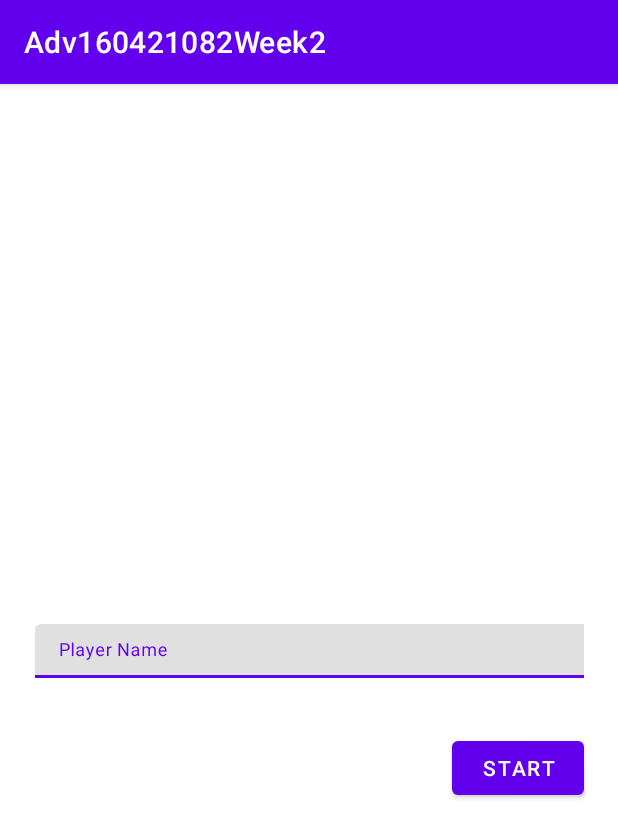
After one commit to CatherineBC/Adv160421082Week2, an Android app: the fragment MainFragment shown on its own in the app's theme, on a phone screen of 412 x 824 dp. The commit adds this screen. Shown: the top 838 px of the screen. Run offline under Robolectric (Android 15) with nearby library versions, the phone set to English and light mode, and no system bars.

```diff
--- a/app/build.gradle.kts
+++ b/app/build.gradle.kts
@@ -1,6 +1,7 @@
 plugins {
     id("com.android.application")
     id("org.jetbrains.kotlin.android")
+    id("androidx.navigation.safeargs.kotlin")
 }
 
 android {
@@ -16,6 +17,10 @@ android {
 
         testInstrumentationRunner = "androidx.test.runner.AndroidJUnitRunner"
     }
+    buildFeatures {
+        viewBinding = true
+    }
+
 
     buildTypes {
         release {
--- a/app/src/main/java/com/ubaya/adv160421082week2/MainActivity.kt
+++ b/app/src/main/java/com/ubaya/adv160421082week2/MainActivity.kt
@@ -2,10 +2,14 @@ package com.ubaya.adv160421082week2
 
 import androidx.appcompat.app.AppCompatActivity
 import android.os.Bundle
+import com.ubaya.adv160421082week2.databinding.ActivityMainBinding
 
 class MainActivity : AppCompatActivity() {
+    private lateinit var binding: ActivityMainBinding
     override fun onCreate(savedInstanceState: Bundle?) {
         super.onCreate(savedInstanceState)
-        setContentView(R.layout.activity_main)
+        binding = ActivityMainBinding.inflate(layoutInflater)
+        val view = binding.root
+        setContentView(view)
     }
 }
--- /dev/null
+++ b/app/src/main/java/com/ubaya/adv160421082week2/MainFragment.kt
@@ -0,0 +1,18 @@
+package com.ubaya.adv160421082week2
+
+import android.os.Bundle
+import androidx.fragment.app.Fragment
+import android.view.LayoutInflater
+import android.view.View
+import android.view.ViewGroup
+
+
+class MainFragment : Fragment() {
+    override fun onCreateView(
+        inflater: LayoutInflater, container: ViewGroup?,
+        savedInstanceState: Bundle?
+    ): View? {
+        // Inflate the layout for this fragment
+        return inflater.inflate(R.layout.fragment_main2, container, false)
+    }
+}
--- /dev/null
+++ b/app/src/main/res/drawable/baseline_arrow_back_ios_24.xml
@@ -0,0 +1,5 @@
+<vector android:autoMirrored="true" android:height="24dp"
+    android:tint="#000000" android:viewportHeight="24"
+    android:viewportWidth="24" android:width="24dp" xmlns:android="http://schemas.android.com/apk/res/android">
+    <path android:fillColor="@android:color/white" android:pathData="M11.67,3.87L9.9,2.1 0,12l9.9,9.9 1.77,-1.77L3.54,12z"/>
+</vector>
--- /dev/null
+++ b/app/src/main/res/layout/fragment_main2.xml
@@ -0,0 +1,46 @@
+<?xml version="1.0" encoding="utf-8"?>
+<FrameLayout xmlns:android="http://schemas.android.com/apk/res/android"
+    xmlns:app="http://schemas.android.com/apk/res-auto"
+    xmlns:tools="http://schemas.android.com/tools"
+    android:layout_width="match_parent"
+    android:layout_height="match_parent"
+    tools:context=".MainFragment">
+
+    <!-- TODO: Update blank fragment layout -->
+
+    <androidx.constraintlayout.widget.ConstraintLayout
+        android:layout_width="match_parent"
+        android:layout_height="match_parent">
+
+        <Button
+            android:id="@+id/btnStart"
+            android:layout_width="wrap_content"
+            android:layout_height="wrap_content"
+            android:layout_marginTop="24dp"
+            android:text="Start"
+            app:layout_constraintEnd_toEndOf="parent"
+            app:layout_constraintHorizontal_bias="0.931"
+            app:layout_constraintStart_toStartOf="parent"
+            app:layout_constraintTop_toBottomOf="@+id/textInputLayout" />
+
+        <com.google.android.material.textfield.TextInputLayout
+            android:id="@+id/textInputLayout"
+            android:layout_width="366dp"
+            android:layout_height="48dp"
+            android:hint="Player Name"
+            app:hintAnimationEnabled="true"
+            app:hintEnabled="true"
+            app:layout_constraintBottom_toBottomOf="parent"
+            app:layout_constraintEnd_toEndOf="parent"
+            app:layout_constraintStart_toStartOf="parent"
+            app:layout_constraintTop_toTopOf="parent">
+
+            <com.google.android.material.textfield.TextInputEditText
+                android:id="@+id/txtNama"
+                android:layout_width="379dp"
+                android:layout_height="36dp" />
+        </com.google.android.material.textfield.TextInputLayout>
+
+    </androidx.constraintlayout.widget.ConstraintLayout>
+
+</FrameLayout>
--- a/app/src/main/res/values/strings.xml
+++ b/app/src/main/res/values/strings.xml
@@ -1,3 +1,5 @@
 <resources>
     <string name="app_name">Adv160421082Week2</string>
+    <!-- TODO: Remove or change this placeholder text -->
+    <string name="hello_blank_fragment">Hello blank fragment</string>
 </resources>
```
Also changed, not shown: app/src/main/java/com/ubaya/adv160421082week2/GameFragment.kt (added, +18 -0 lines), app/src/main/java/com/ubaya/adv160421082week2/coba.kt (added, +12 -0 lines), app/src/main/res/layout/fragment_coba.xml (added, +14 -0 lines), app/src/main/res/layout/fragment_game.xml (added, +37 -0 lines), app/src/main/res/navigation/game_navigation.xml (added, +13 -0 lines), build.gradle.kts (+15 -3 lines).
